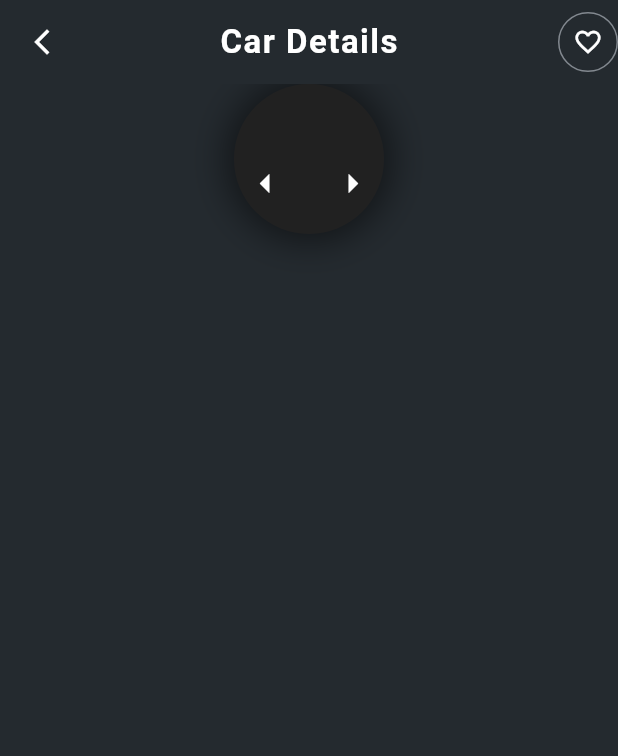
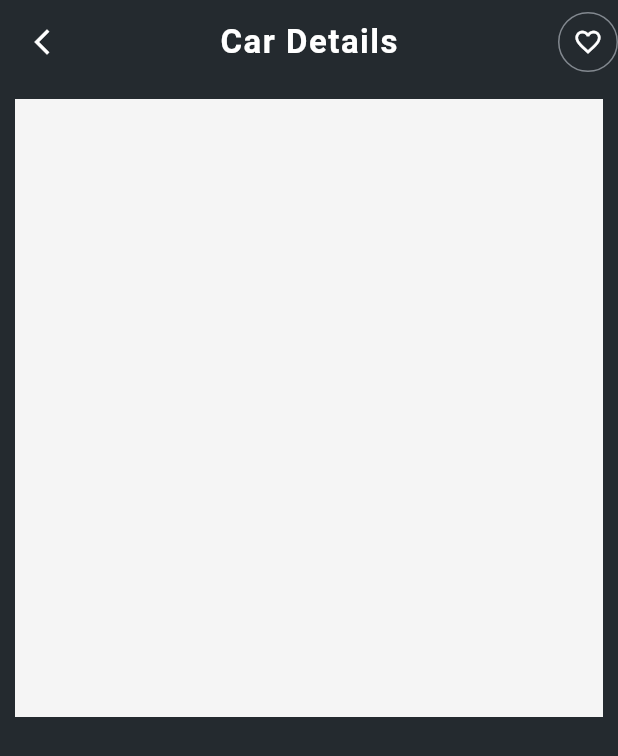
Before and after one commit to HamzaAli689/complete-Apps, a Flutter app: the screen it shows after launch, on a phone screen of 412 x 824 dp. Shown: the top 756 px of the screen. Run offline on Flutter 3.47's test engine with Material 3 defaults, Android fonts, the phone set to English and light mode, and no system bars; our stand-ins replace font_awesome_flutter, gap, get, sliding_sheet.

Commit message:
update the code

```diff
--- a/carapp_ui/lib/Screens/CarDetails_Screens.dart
+++ b/carapp_ui/lib/Screens/CarDetails_Screens.dart
@@ -1,13 +1,13 @@
 import 'package:flutter/material.dart';
 
 import '../constant/colors.dart';
-import '../widgets/CarBaseStand.dart';
 
 class CardetailsScreens extends StatelessWidget {
   const CardetailsScreens({super.key});
 
   @override
   Widget build(BuildContext context) {
+    var size = MediaQuery.of(context).size;
     return Scaffold(
       backgroundColor: backcolor,
       appBar: AppBar(
@@ -47,7 +47,16 @@ class CardetailsScreens extends StatelessWidget {
       ),
       body: Column(
         children: [
-          CarShowcase(),
+          Padding(
+            padding: const EdgeInsets.all(10.0),
+            child: Container(
+              height: size.height * .50,
+              width: size.width,
+              decoration: BoxDecoration(
+                color: whiteSmoke
+              ),
+            ),
+          )
         ],
       ),
     );
--- a/carapp_ui/lib/widgets/CarBaseStand.dart
+++ /dev/null
@@ -1,63 +0,0 @@
-import 'package:flutter/material.dart';
-
-
-class CarShowcase extends StatelessWidget {
-  @override
-  Widget build(BuildContext context) {
-    return Center(
-        child: Stack(
-          alignment: Alignment.center,
-          children: [
-
-            // Circular Container (Base Stand)
-            Container(
-              width: MediaQuery.of(context).size.width * .75,
-              height: 100, // Slightly elliptical
-              decoration: BoxDecoration(
-                color: Colors.grey[900],
-
-                shape: BoxShape.circle,
-                boxShadow: [
-                  BoxShadow(
-                    color: Colors.black.withOpacity(0.5),
-                    spreadRadius: 5,
-                    blurRadius: 20,
-                  ),
-                ],
-              ),
-            ),
-            // Car Image
-            // Image.asset(
-            //   'assets/images/3.png', // Replace with your image name
-            //   width: 200,
-            //   fit: BoxFit.cover,
-            // ),
-            // Navigation Arrows
-            Positioned(
-              bottom: 10,
-              child: Row(
-                mainAxisAlignment: MainAxisAlignment.center,
-                children: [
-                  // Left Arrow
-                  IconButton(
-                    icon: Icon(Icons.arrow_left, color: Colors.white, size: 30),
-                    onPressed: () {
-                      // Add left arrow functionality
-                    },
-                  ),
-                  SizedBox(width: 10),
-                  // Right Arrow
-                  IconButton(
-                    icon: Icon(Icons.arrow_right, color: Colors.white, size: 30),
-                    onPressed: () {
-                      // Add right arrow functionality
-                    },
-                  ),
-                ],
-              ),
-            ),
-          ],
-        ),
-    );
-  }
-}
```
